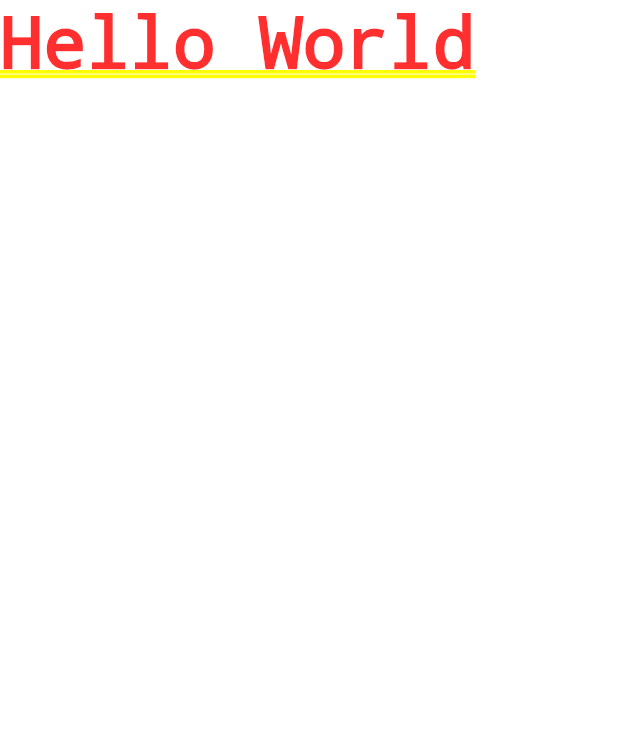
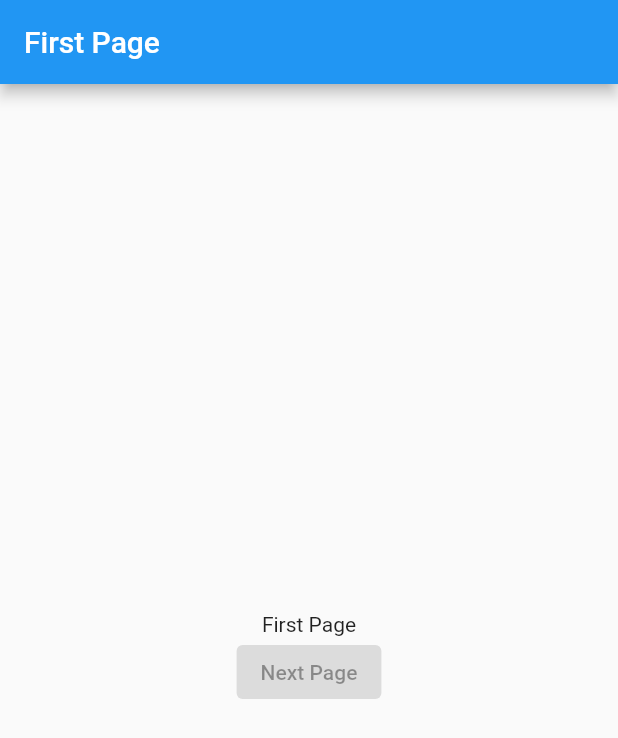
Before and after one commit to WiedjajaAtmadja/flutter_week7_page_navigation, a Flutter app: the screen it shows after launch, on a phone screen of 412 x 824 dp. Shown: the top 738 px of the screen. Run offline on Flutter 3.47's test engine with Material 2 defaults, Android fonts, the light colour scheme and no system bars.

Commit message:
Step 2. Add  First Page

```diff
--- /dev/null
+++ b/lib/first_page.dart
@@ -0,0 +1,26 @@
+import 'package:flutter/material.dart';
+
+class FirstPage extends StatelessWidget {
+  const FirstPage({super.key});
+
+  @override
+  Widget build(BuildContext context) {
+    return Scaffold(
+      appBar: AppBar(
+        title: const Text('First Page'),
+      ),
+      body: Center(
+        child: Column(
+          mainAxisSize: MainAxisSize.min,
+          children: const [
+            Text('First Page'),
+            ElevatedButton(
+              onPressed: null,
+              child: Text("Next Page"),
+            ),
+          ],
+        ),
+      ),
+    );
+  }
+}
--- a/lib/main.dart
+++ b/lib/main.dart
@@ -1,4 +1,5 @@
 import 'package:flutter/material.dart';
+import 'first_page.dart';
 
 void main() {
   runApp(const MainApp());
@@ -11,7 +12,7 @@ class MainApp extends StatelessWidget {
   Widget build(BuildContext context) {
     return const MaterialApp(
       title: "Flutter Page Navigation Demo",
-      home: Text('Hello World'),
+      home: FirstPage(),
     );
   }
 }
```
